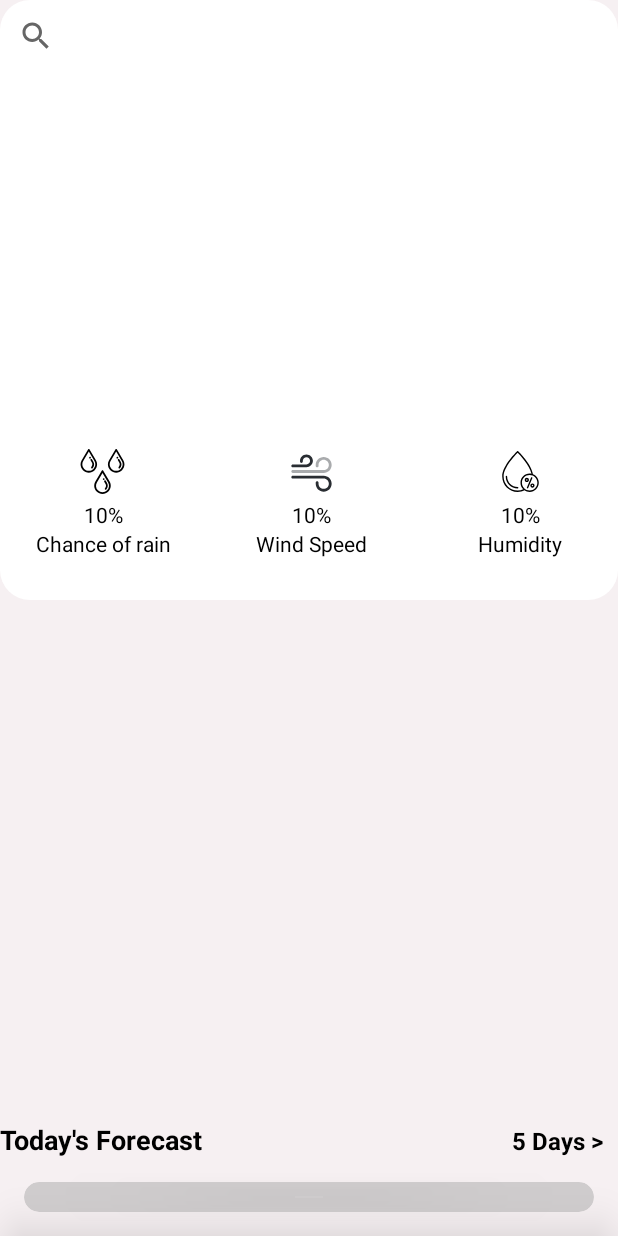
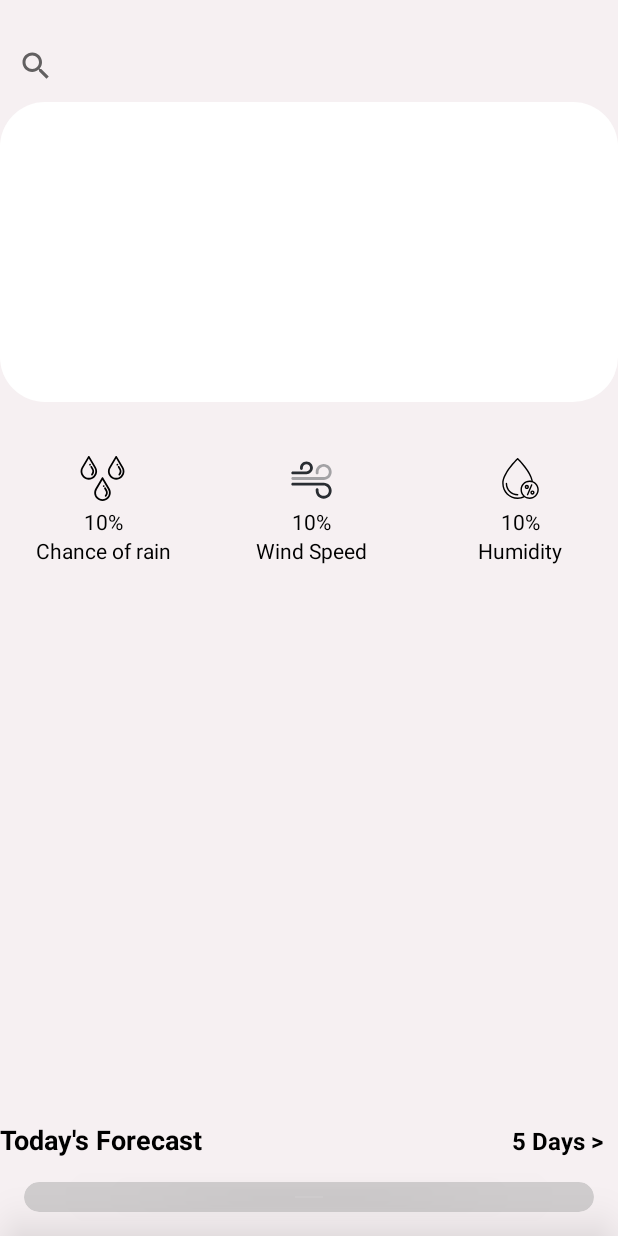
Before and after one commit to ZubkoKarina/Kotlin_Weather_Forecast_App, an Android app: the screen it shows after launch (MainActivity), on a phone screen of 412 x 824 dp. Run offline under Robolectric (Android 15) with nearby library versions, the phone set to English and light mode, and no system bars; our stand-ins replace data binding; 3 statements that could not run were skipped.

Commit message:
Layout modifications

```diff
--- a/app/src/main/res/drawable/white_background.xml
+++ b/app/src/main/res/drawable/white_background.xml
@@ -1,5 +1,5 @@
 <?xml version="1.0" encoding="utf-8"?>
 <shape xmlns:android="http://schemas.android.com/apk/res/android">
     <solid android:color="@color/snow_white" />
-    <corners android:radius="20sp" />
+    <corners android:radius="30sp" />
 </shape>
--- a/app/src/main/res/layout/testlayout.xml
+++ b/app/src/main/res/layout/testlayout.xml
@@ -1,5 +1,6 @@
 <?xml version="1.0" encoding="utf-8"?>
-<layout xmlns:android="http://schemas.android.com/apk/res/android"
+<layout xmlns:tools="http://schemas.android.com/tools"
+    xmlns:android="http://schemas.android.com/apk/res/android"
     xmlns:app="http://schemas.android.com/apk/res-auto">
 
     <data>
@@ -13,36 +14,48 @@
         android:layout_height="match_parent"
         android:background="@color/medium_gray">
 
-        <LinearLayout
+        <androidx.appcompat.widget.SearchView
+            android:id="@+id/searchView"
             android:layout_width="match_parent"
             android:layout_height="wrap_content"
+            android:layout_marginTop="20dp"
             app:layout_constraintEnd_toEndOf="parent"
             app:layout_constraintStart_toStartOf="parent"
-            app:layout_constraintTop_toTopOf="parent">
+            app:layout_constraintTop_toTopOf="parent" />
+
+        <androidx.constraintlayout.widget.ConstraintLayout
+            android:layout_width="match_parent"
+            android:layout_height="200dp"
+            app:layout_constraintEnd_toEndOf="parent"
+            app:layout_constraintStart_toStartOf="parent"
+            app:layout_constraintTop_toBottomOf="@+id/searchView">
 
             <TextView
                 android:id="@+id/myWhiteWindow"
                 android:layout_width="match_parent"
-                android:layout_height="400dp"
+                android:layout_height="match_parent"
                 android:background="@drawable/white_background"
                 android:paddingStart="10dp"
-                android:paddingBottom="10dp" />
+                android:paddingBottom="10dp"
+                app:layout_constraintBottom_toBottomOf="parent"
+                app:layout_constraintEnd_toEndOf="parent"
+                app:layout_constraintHorizontal_bias="0.0"
+                app:layout_constraintStart_toStartOf="parent"
+                app:layout_constraintTop_toTopOf="parent" />
 
-        </LinearLayout>
+        </androidx.constraintlayout.widget.ConstraintLayout>
 
-        <LinearLayout
+        <androidx.constraintlayout.widget.ConstraintLayout
             android:layout_width="match_parent"
             android:layout_height="wrap_content"
+            android:layout_marginTop="304dp"
             android:orientation="vertical"
             app:layout_constraintEnd_toEndOf="parent"
+            app:layout_constraintHorizontal_bias="0.0"
             app:layout_constraintStart_toStartOf="parent"
             app:layout_constraintTop_toTopOf="parent">
 
-            <androidx.appcompat.widget.SearchView
-                android:id="@+id/searchView"
-                android:layout_width="match_parent"
-                android:layout_height="wrap_content"
-                android:layout_marginBottom="10dp" />
+
 
             <TextView
                 android:id="@+id/cityName"
@@ -197,7 +210,7 @@
                         android:textColor="@android:color/black" />
                 </LinearLayout>
             </LinearLayout>
-        </LinearLayout>
+        </androidx.constraintlayout.widget.ConstraintLayout>
 
         <LinearLayout
             android:id="@+id/linearLayout"
```
Also changed, not shown: app/src/main/java/com/example/weather_forecast_app/MainActivity.kt (+0 -8 lines).
